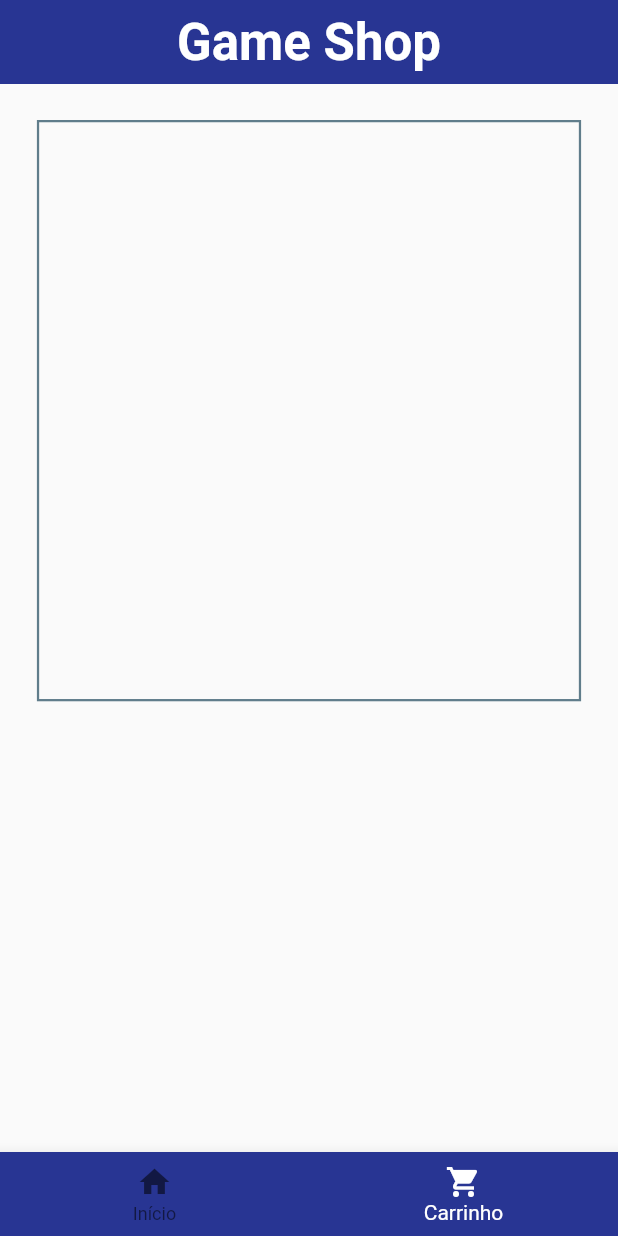
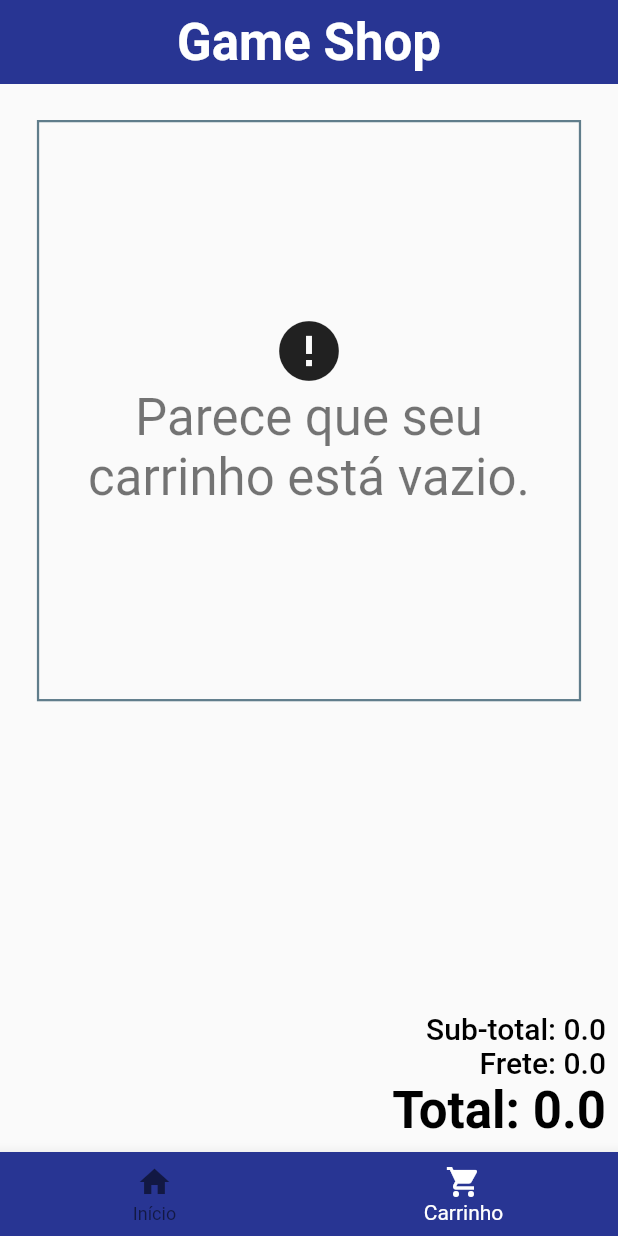
Before and after one commit to RafaelrainBR/game-shop-app, a Flutter app: the screen it shows after launch, item 2 of the bottom bar chosen, on a phone screen of 412 x 824 dp. Run offline on Flutter 3.47's test engine with Material 2 defaults, Android fonts, the phone set to English and light mode, and no system bars; our stand-ins replace rx_notifier.

Commit message:
:rocket: Finished Basket System!
Signed-off-by: Rafael Rain <rafaelrainbr@outlook.com>

```diff
--- a/lib/gameshop/screens/basket/basket_screen.dart
+++ b/lib/gameshop/screens/basket/basket_screen.dart
@@ -1,6 +1,7 @@
 import 'package:flutter/material.dart';
 import 'package:gameshop/gameshop/screens/basket/widgets/basket_products/basket_products_controller.dart';
 import 'package:gameshop/gameshop/screens/basket/widgets/basket_products/basket_products_widget.dart';
+import 'package:gameshop/gameshop/screens/basket/widgets/shipping/shipping_widget.dart';
 
 class BasketScreen extends StatefulWidget {
   static final basketProductsController = BasketProductsController();
@@ -12,13 +13,10 @@ class BasketScreen extends StatefulWidget {
 }
 
 class _BasketScreenState extends State<BasketScreen> {
-  final scrollController = ScrollController();
 
   @override
   Widget build(BuildContext context) {
-    return SingleChildScrollView(
-      controller: scrollController,
-      child: Column(
+    return Column(
       crossAxisAlignment: CrossAxisAlignment.end,
       children: [
         _spacer(),
@@ -26,10 +24,11 @@ class _BasketScreenState extends State<BasketScreen> {
         //_spacer(10),
         BasketProductListWidget(
           controller: BasketScreen.basketProductsController,
-            scrollController: scrollController,
         ),
+        Spacer(),
+        ShippingWidget(
+            basketProductsController: BasketScreen.basketProductsController),
       ],
-      ),
     );
   }
 
--- a/lib/gameshop/screens/basket/widgets/basket_products/basket_products_widget.dart
+++ b/lib/gameshop/screens/basket/widgets/basket_products/basket_products_widget.dart
@@ -4,11 +4,9 @@ import 'package:gameshop/gameshop/screens/basket/widgets/basket_products/child/b
 import 'package:rx_notifier/rx_notifier.dart';
 
 class BasketProductListWidget extends StatelessWidget {
-  final ScrollController scrollController;
   final BasketProductsController controller;
 
-  const BasketProductListWidget(
-      {Key? key, required this.controller, required this.scrollController})
+  const BasketProductListWidget({Key? key, required this.controller})
       : super(key: key);
 
   @override
@@ -26,6 +24,21 @@ class BasketProductListWidget extends StatelessWidget {
             child: RxBuilder(
               builder: (ctx) {
                 final entries = controller.basketProducts.toList();
+                if (entries.isEmpty) {
+                  return Center(
+                    child: Column(
+                      mainAxisAlignment: MainAxisAlignment.center,
+                      children: [
+                        Icon(Icons.error, size: 48),
+                        Text(
+                          "Parece que seu carrinho está vazio.",
+                          textAlign: TextAlign.center,
+                          style: Theme.of(context).textTheme.headline4!,
+                        ),
+                      ],
+                    ),
+                  );
+                }
 
                 return ListView.builder(
                   //controller: scrollController,
--- /dev/null
+++ b/lib/gameshop/screens/basket/widgets/shipping/shipping_controller.dart
@@ -0,0 +1,20 @@
+import 'package:gameshop/gameshop/models/basket_entry_model.dart';
+
+class ShippingController {
+  static double calcFrete(Iterable<BasketEntry> entries, double subtotal) {
+    if (subtotal > 250) return 0;
+
+    var count = 0;
+    entries.map((e) => e.count).forEach((number) => count += number);
+
+    return count * 10;
+  }
+
+  static double sumSubTotal(Iterable<BasketEntry> entries) {
+    var count = 0.0;
+
+    entries.map((e) => e.price).forEach((number) => count += number);
+
+    return count;
+  }
+}
--- /dev/null
+++ b/lib/gameshop/screens/basket/widgets/shipping/shipping_widget.dart
@@ -0,0 +1,59 @@
+import 'package:flutter/material.dart';
+import 'package:gameshop/gameshop/screens/basket/widgets/basket_products/basket_products_controller.dart';
+import 'package:gameshop/gameshop/screens/basket/widgets/shipping/shipping_controller.dart';
+import 'package:rx_notifier/rx_notifier.dart';
+
+class ShippingWidget extends StatefulWidget {
+  final BasketProductsController basketProductsController;
+
+  const ShippingWidget({Key? key, required this.basketProductsController})
+      : super(key: key);
+
+  @override
+  _ShippingWidgetState createState() => _ShippingWidgetState();
+}
+
+class _ShippingWidgetState extends State<ShippingWidget> {
+  final textController = TextEditingController();
+
+  @override
+  Widget build(BuildContext context) {
+    final textTheme = Theme.of(context).textTheme;
+    return Padding(
+      padding: const EdgeInsets.all(8),
+      child: Container(
+        alignment: Alignment.bottomRight,
+        child: RxBuilder(
+          builder: (ctx) {
+            final entries = widget.basketProductsController.basketProducts;
+
+            final subtotal = ShippingController.sumSubTotal(entries);
+            final shipCost = ShippingController.calcFrete(entries, subtotal);
+
+            final total = subtotal + shipCost;
+
+            return Column(
+              mainAxisAlignment: MainAxisAlignment.center,
+              crossAxisAlignment: CrossAxisAlignment.end,
+              children: [
+                Text(
+                  "Sub-total: $subtotal",
+                  style: textTheme.headline6!.copyWith(color: Colors.black),
+                ),
+                Text(
+                  "Frete: $shipCost",
+                  style: textTheme.headline6!.copyWith(color: Colors.black),
+                ),
+                Text(
+                  "Total: $total",
+                  style: textTheme.headline4!.copyWith(
+                      color: Colors.black, fontWeight: FontWeight.bold),
+                ),
+              ],
+            );
+          },
+        ),
+      ),
+    );
+  }
+}
--- a/lib/gameshop/screens/store/widgets/products/child/product_widget.dart
+++ b/lib/gameshop/screens/store/widgets/products/child/product_widget.dart
@@ -95,4 +95,6 @@ class StoreProductWidget extends StatelessWidget {
       ),
     );
   }
+
+  Widget generateStars(Product product) {}
 }
```
Also changed, not shown: 7 other files. Lines whose indentation alone changed are shown as unchanged.
